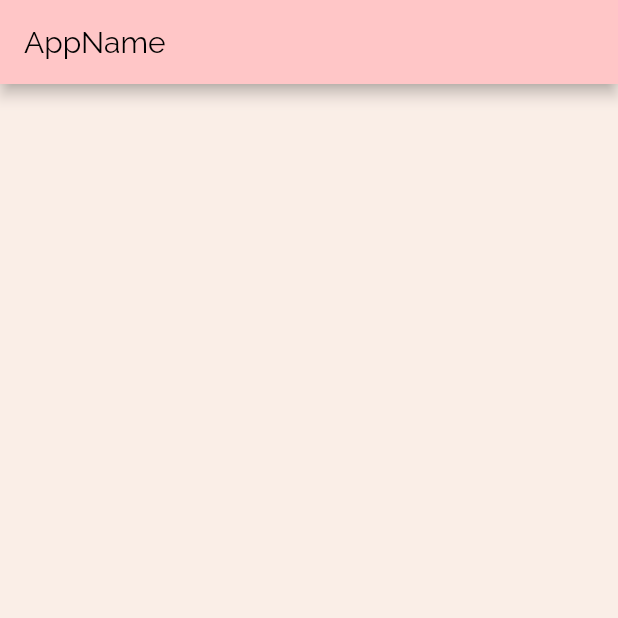
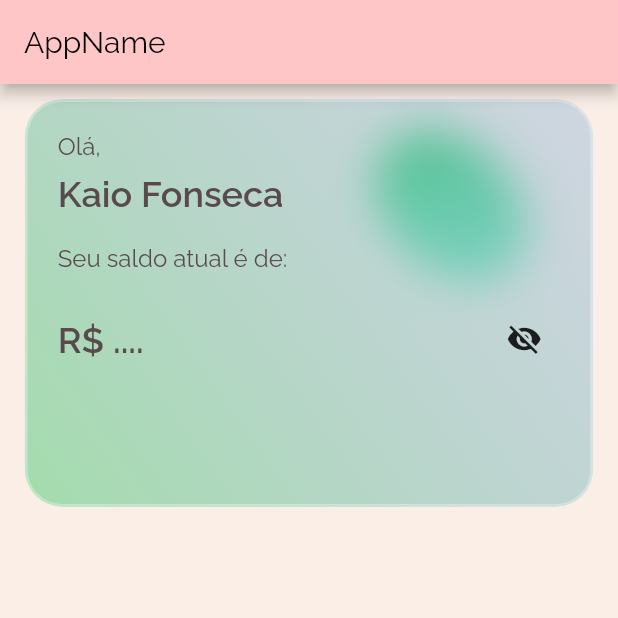
Before and after one commit to proz-tecnologia/PIT01GP06, a Flutter app: the screen it shows after launch, on a phone screen of 412 x 824 dp, the top half of it. Run offline on Flutter 3.47's test engine with Material 2 defaults, Android fonts, the phone set to English and light mode, and no system bars.

Commit message:
cartão glassmorfismo nos temas claro e escuro

```diff
--- a/lib/main.dart
+++ b/lib/main.dart
@@ -15,6 +15,7 @@ class MyApp extends StatelessWidget {
       home: const HomeScreen(),
       themeMode: ThemeMode.light,
       theme: ThemeData(
+        brightness: Brightness.light,
         fontFamily: 'Raleway',
         primaryColor: MyColor.ltPrimaryColor,
         primarySwatch: MyColor.ltPrimaryColor,
@@ -36,6 +37,7 @@ class MyApp extends StatelessWidget {
         )),
       ),
       darkTheme: ThemeData(
+        brightness: Brightness.dark,
         fontFamily: 'Raleway',
         primaryColor: MyColor.dtPrimaryColor,
         primarySwatch: MyColor.dtPrimaryColor,
--- /dev/null
+++ b/lib/pages/home/components/glassmorfism_card.dart
@@ -0,0 +1,231 @@
+import 'dart:math';
+import 'dart:ui';
+
+import 'package:flutter/material.dart';
+import 'package:flutter/scheduler.dart';
+import 'package:projeto_final_flutter/theme/global/colors.dart';
+
+class GlassmorfismCard extends StatefulWidget {
+  const GlassmorfismCard({super.key});
+
+  @override
+  State<GlassmorfismCard> createState() => _GlassmorfismCardState();
+}
+
+class _GlassmorfismCardState extends State<GlassmorfismCard> {
+  bool isVisible = false;
+  final heightEffect = 113;
+  final widthEffect = 83;
+
+  @override
+  Widget build(BuildContext context) {
+    final size = MediaQuery.of(context).size;
+
+    final ThemeData mode = Theme.of(context);
+    var whichMode = mode.brightness;
+
+
+
+    if(whichMode == Brightness.light){
+      return Stack(
+            alignment: AlignmentDirectional.centerEnd,
+            fit: StackFit.loose,
+            children: [
+                Positioned(
+                  top: 15,
+                  right: 70,
+                  child: Transform(
+                    origin: Offset(widthEffect / 2, heightEffect / 2),
+                    transform: Matrix4.rotationZ(-45 * pi / 180),
+                    child: Container(
+                      height: heightEffect.toDouble(),
+                      width: widthEffect.toDouble(),
+                      decoration: BoxDecoration(
+                          borderRadius: const BorderRadius.all(
+                              Radius.elliptical(200, 300)),
+                          gradient: LinearGradient(
+                              begin: Alignment.topRight,
+                              end: Alignment.bottomLeft,
+                              colors: [
+                               const Color.fromRGBO(78, 203, 113, 1),
+                              const Color.fromRGBO(68, 230, 181, 1).withOpacity(0.5)
+                              ])),
+                    ),
+                  ),
+                ),
+                Container(
+                  alignment: Alignment.center,
+                  child: ClipRRect(
+                    borderRadius: BorderRadiusDirectional.circular(25),
+                    child: BackdropFilter(
+                      filter: ImageFilter.blur(sigmaX: 15, sigmaY: 15),
+                      child: Container(
+                        height: size.height * .33,
+                        width: size.width * .92,
+                        decoration: BoxDecoration(
+                            borderRadius: BorderRadius.circular(25),
+                            border: Border.all(width: 2, color: Colors.white30),
+                            gradient: LinearGradient(
+                                begin: Alignment.topRight,
+                                end: Alignment.bottomLeft,
+                                colors: [
+                                  const Color.fromRGBO(78, 143, 203, .25),
+                                  const Color.fromRGBO(78, 203, 113, 1)
+                                      .withOpacity(0.5)
+                                ])),
+                        child: Padding(
+                            padding: const EdgeInsets.all(20.0),
+                            child: Column(
+                              crossAxisAlignment: CrossAxisAlignment.start,
+                              children: [
+                                const Text(
+                                  'Olá,',
+                                  style: TextStyle(
+                                      color: MyColor.ltsecondaryTextColor,
+                                      fontSize: 16),
+                                ),
+                                const SizedBox(height: 8),
+                                const Text(
+                                  'Kaio Fonseca',
+                                  style: TextStyle(
+                                      color: MyColor.ltsecondaryTextColor,
+                                      fontWeight: FontWeight.w600,
+                                      fontSize: 24),
+                                ),
+                                const SizedBox(height: 20),
+                                const Text('Seu saldo atual é de:',
+                                    style: TextStyle(
+                                        color: MyColor.ltsecondaryTextColor,
+                                        fontSize: 16)),
+                                const SizedBox(height: 20),
+                                Row(
+                                  mainAxisAlignment:
+                                      MainAxisAlignment.spaceBetween,
+                                  children: [
+                                    Text(
+                                        isVisible ? 'R\$ 1.000,00' : 'R\$ ....',
+                                        style: const TextStyle(
+                                            color: MyColor.ltsecondaryTextColor,
+                                            fontWeight: FontWeight.w600,
+                                            fontSize: 24)),
+                                    IconButton(
+                                        icon: isVisible
+                                            ? const Icon(Icons.remove_red_eye)
+                                            : const Icon(Icons.visibility_off),
+                                        onPressed: () {
+                                          setState(() {
+                                            isVisible = !isVisible;
+                                          });
+                                        })
+                                  ],
+                                )
+                              ],
+                            )),
+                      ),
+                    ),
+                  ),
+                ),
+              ]);
+    } else{
+      return Stack(
+            alignment: AlignmentDirectional.centerEnd,
+            fit: StackFit.loose,
+            children: [
+                Positioned(
+                  top: 15,
+                  right: 70,
+                  child: Transform(
+                    origin: Offset(widthEffect / 2, heightEffect / 2),
+                    transform: Matrix4.rotationZ(-45 * pi / 180),
+                    child: Container(
+                      height: heightEffect.toDouble(),
+                      width: widthEffect.toDouble(),
+                      decoration: BoxDecoration(
+                          borderRadius: const BorderRadius.all(
+                              Radius.elliptical(200, 300)),
+                          gradient: LinearGradient(
+                              begin: Alignment.topRight,
+                              end: Alignment.bottomLeft,
+                              colors: [
+                                const Color.fromRGBO(78, 203, 113, 1),
+                                const Color.fromRGBO(68, 230, 181, 1).withOpacity(0.5)
+                              ])),
+                    ),
+                  ),
+                ),
+                Container(
+                  alignment: Alignment.center,
+                  child: ClipRRect(
+                    borderRadius: BorderRadiusDirectional.circular(25),
+                    child: BackdropFilter(
+                      filter: ImageFilter.blur(sigmaX: 15, sigmaY: 15),
+                      child: Container(
+                        height: size.height * .33,
+                        width: size.width * .92,
+                        decoration: BoxDecoration(
+                            borderRadius: BorderRadius.circular(25),
+                            border: Border.all(width: 2, color: Colors.white30),
+                            gradient: LinearGradient(
+                                begin: Alignment.topRight,
+                                end: Alignment.bottomLeft,
+                                colors: [
+                                  const Color.fromRGBO(78, 203, 113, .25),
+                                  const Color.fromRGBO(78, 203, 113, 1)
+                                      .withOpacity(0.5)
+                                ])),
+                        child: Padding(
+                            padding: const EdgeInsets.all(20.0),
+                            child: Column(
+                              crossAxisAlignment: CrossAxisAlignment.start,
+                              children: [
+                                const Text(
+                                  'Olá,',
+                                  style: TextStyle(
+                                      color: Colors.white70,
+                                      fontSize: 16),
+                                ),
+                                const SizedBox(height: 8),
+                                const Text(
+                                  'Kaio Fonseca',
+                                  style: TextStyle(
+                                      color: Colors.white70,
+                                      fontWeight: FontWeight.w600,
+                                      fontSize: 24),
+                                ),
+                                const SizedBox(height: 20),
+                                const Text('Seu saldo atual é de:',
+                                    style: TextStyle(
+                                        color: Colors.white70,
+                                        fontSize: 16)),
+                                const SizedBox(height: 20),
+                                Row(
+                                  mainAxisAlignment:
+                                      MainAxisAlignment.spaceBetween,
+                                  children: [
+                                    Text(
+                                        isVisible ? 'R\$ 1.000,00' : 'R\$ ....',
+                                        style: const TextStyle(
+                                            color: Colors.white70,
+                                            fontWeight: FontWeight.w600,
+                                            fontSize: 24)),
+                                    IconButton(
+                                        icon: isVisible
+                                            ? const Icon(Icons.remove_red_eye)
+                                            : const Icon(Icons.visibility_off),
+                                        onPressed: () {
+                                          setState(() {
+                                            isVisible = !isVisible;
+                                          });
+                                        })
+                                  ],
+                                )
+                              ],
+                            )),
+                      ),
+                    ),
+                  ),
+                ),
+              ]);
+    }
+  }
+}
--- a/lib/pages/home/home_screen.dart
+++ b/lib/pages/home/home_screen.dart
@@ -1,4 +1,5 @@
 import 'package:flutter/material.dart';
+import 'package:projeto_final_flutter/pages/home/components/glassmorfism_card.dart';
 
 class HomeScreen extends StatelessWidget {
   const HomeScreen({Key? key}) : super(key: key);
@@ -12,7 +13,13 @@ class HomeScreen extends StatelessWidget {
       ),
       body: Container(
         width: MediaQuery.of(context).size.width,
-        child: Column(),
+        child: Column(
+          children: [
+            SizedBox(height: 10,),
+            GlassmorfismCard(),
+            //colocar o elipse aqui e depois passar pra dentro do glassmorfism
+          ],
+        ),
       ),
     ));
   }
```
